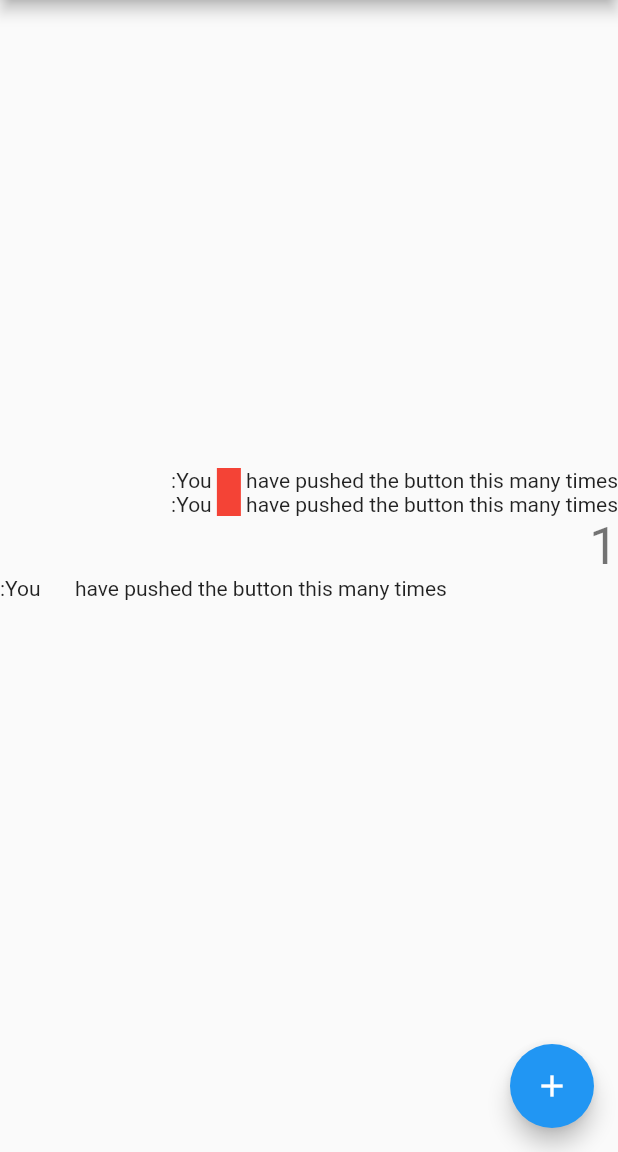
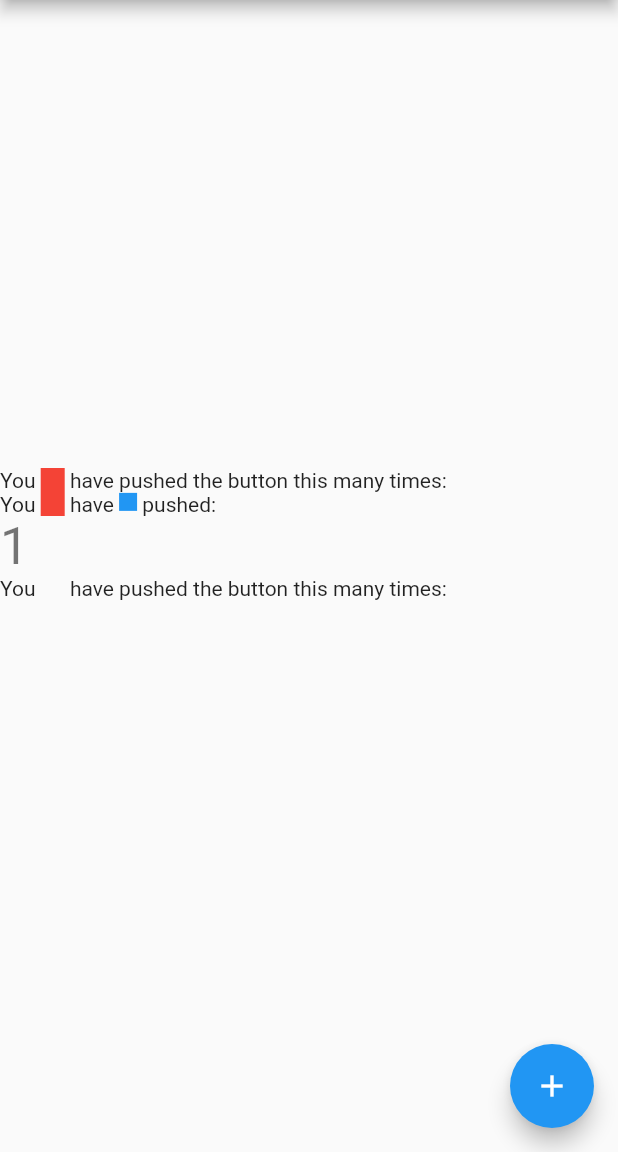
Before and after one commit to ronjb/float_column, a Flutter app: the screen it shows after launch, after a tap on the "add" icon, on a phone screen of 412 x 824 dp, the part 84-1236 px from its top. Run offline on Flutter 3.47's test engine with Material 2 defaults, Android fonts, the light colour scheme and no system bars.

Commit message:
Updated so text isn't always stretched to full width. It now positions text exactly like Column does.

```diff
--- a/example/lib/main.dart
+++ b/example/lib/main.dart
@@ -36,27 +36,37 @@ class _MyHomePageState extends State<MyHomePage> {
 
   @override
   Widget build(BuildContext context) {
+    const TextAlign? textAlign = null;
+    // const textAlign = TextAlign.center;
+    // const textAlign = TextAlign.start;
+    // const textAlign = TextAlign.end;
+    // const textAlign = TextAlign.left;
+    // const textAlign = TextAlign.right;
+
+    // const crossAxisAlignment = CrossAxisAlignment.center;
+    const crossAxisAlignment = CrossAxisAlignment.start;
+    // const crossAxisAlignment = CrossAxisAlignment.end;
+    // const crossAxisAlignment = CrossAxisAlignment.stretch;
+
     return Scaffold(
       appBar: AppBar(
         title: const Text('FloatColumn Demo Home Page'),
       ),
       body: Directionality(
-        textDirection: TextDirection.rtl,
+        textDirection: TextDirection.ltr,
         child: Column(
           mainAxisAlignment: MainAxisAlignment.center,
-          crossAxisAlignment: CrossAxisAlignment.start,
-          // crossAxisAlignment: CrossAxisAlignment.center,
+          crossAxisAlignment: crossAxisAlignment,
           children: [
-            Text.rich(getText()), //textAlign: TextAlign.center),
-            Text.rich(getText()), //textAlign: TextAlign.center),
+            Text.rich(getText1(), textAlign: textAlign),
+            Text.rich(getText2(), textAlign: textAlign),
             Text('$_counter', style: Theme.of(context).textTheme.headline4),
             FloatColumn(
               // textDirection: TextDirection.rtl,
-              // crossAxisAlignment: CrossAxisAlignment.end,
-              // crossAxisAlignment: CrossAxisAlignment.center,
+              crossAxisAlignment: crossAxisAlignment,
               children: [
-                WrappableText(text: getText(), textAlign: TextAlign.center),
-                WrappableText(text: getText(), textAlign: TextAlign.center),
+                WrappableText(text: getText1(), textAlign: textAlign),
+                WrappableText(text: getText2(), textAlign: textAlign),
                 Text('$_counter', style: Theme.of(context).textTheme.headline4),
               ],
             ),
@@ -72,8 +82,20 @@ class _MyHomePageState extends State<MyHomePage> {
   }
 }
 
-TextSpan getText() => TextSpan(children: [
+TextSpan getText1() => TextSpan(children: [
       const TextSpan(text: 'You '),
       WidgetSpan(child: Container(width: 16, height: 16, color: Colors.red)),
       const TextSpan(text: ' have pushed the button this many times:')
     ]);
+
+TextSpan getText2() => TextSpan(children: [
+      const TextSpan(text: 'You '),
+      WidgetSpan(child: Container(width: 16, height: 16, color: Colors.red)),
+      const TextSpan(text: ' have '),
+      WidgetSpan(
+        alignment: PlaceholderAlignment.baseline,
+        baseline: TextBaseline.alphabetic,
+        child: Container(width: 12, height: 12, color: Colors.blue),
+      ),
+      const TextSpan(text: ' pushed:')
+    ]);
--- a/lib/src/render_float_column.dart
+++ b/lib/src/render_float_column.dart
@@ -1,7 +1,6 @@
 // Copyright 2021 Ron Booth. All rights reserved.
 // Use of this source code is governed by a license that can be found in the LICENSE file.
 
-import 'package:float_column/src/util.dart';
 import 'package:flutter/foundation.dart';
 import 'package:flutter/material.dart';
 import 'package:flutter/rendering.dart';
@@ -9,6 +8,7 @@ import 'package:flutter/rendering.dart';
 import 'float_tag.dart';
 import 'render_paragraph.dart';
 import 'shared.dart';
+import 'util.dart';
 import 'wrappable_text.dart';
 
 /// Parent data for use with [RenderFloatColumn].
@@ -60,7 +60,7 @@ class RenderFloatColumn extends RenderBox
   RenderFloatColumn(
     this._textAndWidgets, {
     required CrossAxisAlignment crossAxisAlignment,
-    required TextDirection? textDirection,
+    required TextDirection textDirection,
     required DefaultTextStyle defaultTextStyle,
     required double defaultTextScaleFactor,
     Clip clipBehavior = Clip.none,
@@ -146,9 +146,9 @@ class RenderFloatColumn extends RenderBox
   ///
   /// If the [crossAxisAlignment] is either [CrossAxisAlignment.start] or
   /// [CrossAxisAlignment.end], then the [textDirection] must not be null.
-  TextDirection? get textDirection => _textDirection;
-  TextDirection? _textDirection;
-  set textDirection(TextDirection? value) {
+  TextDirection get textDirection => _textDirection;
+  TextDirection _textDirection;
+  set textDirection(TextDirection value) {
     if (_textDirection != value) {
       _textDirection = value;
       _updateCache();
@@ -319,12 +319,41 @@ class RenderFloatColumn extends RenderBox
     */
   }
 
+  double xWithWidth(double width, double maxWidth) {
+    final double childCrossPosition;
+    switch (crossAxisAlignment) {
+      case CrossAxisAlignment.start:
+        childCrossPosition = textDirection == TextDirection.ltr ? 0.0 : maxWidth - width;
+        break;
+      case CrossAxisAlignment.end:
+        childCrossPosition = textDirection == TextDirection.rtl ? 0.0 : maxWidth - width;
+        break;
+      case CrossAxisAlignment.center:
+        childCrossPosition = maxWidth / 2.0 - width / 2.0;
+        break;
+      case CrossAxisAlignment.stretch:
+        childCrossPosition = 0.0;
+        break;
+      case CrossAxisAlignment.baseline:
+        childCrossPosition = 0.0;
+        break;
+    }
+    return childCrossPosition;
+  }
+
   @override
   void performLayout() {
     assert(_debugHasNecessaryDirections);
 
     final constraints = this.constraints;
     final maxWidth = constraints.maxWidth;
+
+    final BoxConstraints childConstraints;
+    if (crossAxisAlignment == CrossAxisAlignment.stretch) {
+      childConstraints = BoxConstraints.tightFor(width: maxWidth);
+    } else {
+      childConstraints = BoxConstraints(maxWidth: maxWidth);
+    }
 
     var totalHeight = 0.0;
     var child = firstChild;
@@ -342,13 +371,7 @@ class RenderFloatColumn extends RenderBox
         assert(tag.index == i && tag.placeholderIndex == 0);
 
         final childParentData = child.parentData! as FloatColumnParentData;
-        final BoxConstraints innerConstraints;
-        if (crossAxisAlignment == CrossAxisAlignment.stretch) {
-          innerConstraints = BoxConstraints.tightFor(width: maxWidth);
-        } else {
-          innerConstraints = BoxConstraints(maxWidth: maxWidth);
-        }
-        child.layout(innerConstraints, parentUsesSize: true);
+        child.layout(childConstraints, parentUsesSize: true);
         final childSize = child.size;
 
         // Does it float?
@@ -356,24 +379,8 @@ class RenderFloatColumn extends RenderBox
           // TODO(ron): ...
         }
 
-        final double childCrossPosition;
-        switch (_crossAxisAlignment) {
-          case CrossAxisAlignment.start:
-          case CrossAxisAlignment.end:
-            childCrossPosition =
-                _crossAxisAlignment == CrossAxisAlignment.start ? 0.0 : maxWidth - child.size.width;
-            break;
-          case CrossAxisAlignment.center:
-            childCrossPosition = maxWidth / 2.0 - child.size.width / 2.0;
-            break;
-          case CrossAxisAlignment.stretch:
-            childCrossPosition = 0.0;
-            break;
-          case CrossAxisAlignment.baseline:
-            childCrossPosition = 0.0;
-            break;
-        }
-        childParentData.offset = Offset(childCrossPosition, totalHeight);
+        final x = xWithWidth(child.size.width, maxWidth);
+        childParentData.offset = Offset(x, totalHeight);
 
         totalHeight += childSize.height;
 
@@ -386,10 +393,12 @@ class RenderFloatColumn extends RenderBox
       //
       else if (el is WrappableText) {
         final rph = _cache[el.key]!;
+        double x;
 
         // If this paragraph does NOT have inline widget children, just layout the text.
         if (child == null || child.tag.index != i) {
-          rph.layout(constraints);
+          rph.layout(childConstraints);
+          x = xWithWidth(rph.painter.width, maxWidth);
         }
 
         // Else, this paragraph DOES have inline widget children...
@@ -400,7 +409,9 @@ class RenderFloatColumn extends RenderBox
                 child, constraints, el.textScaleFactor ?? defaultTextScaleFactor)
 
             // Next, layout the text and widgets.
-            ..layout(constraints);
+            ..layout(childConstraints);
+
+          x = xWithWidth(rph.painter.width, maxWidth);
 
           // And finally, set the `offset` and `scale` for each widget.
           var widgetIndex = 0;
@@ -408,14 +419,14 @@ class RenderFloatColumn extends RenderBox
             assert(child.tag.placeholderIndex == widgetIndex);
             final box = rph.painter.inlinePlaceholderBoxes![widgetIndex];
             final childParentData = child.parentData! as FloatColumnParentData
-              ..offset = Offset(box.left, box.top + totalHeight)
+              ..offset = Offset(box.left + x, box.top + totalHeight)
               ..scale = rph.painter.inlinePlaceholderScales![widgetIndex];
             child = childParentData.nextSibling;
             widgetIndex++;
           }
         }
 
-        rph.offset = Offset(0, totalHeight);
+        rph.offset = Offset(x, totalHeight);
         totalHeight += rph.painter.height;
       } else {
         assert(false);
@@ -452,16 +463,11 @@ class RenderFloatColumn extends RenderBox
       else if (el is WrappableText) {
         final rph = _cache[el.key]!;
 
+        rph.painter.paint(context.canvas, rph.offset! + offset);
         dmPrint('painted $i, text at ${rph.offset! + offset}');
 
-        rph.painter.paint(context.canvas, rph.offset! + offset);
-
-        // If this paragraph does NOT have inline widget children, just layout the text.
-        if (child == null || child.tag.index != i) {
-        }
-
-        // Else, this paragraph DOES have inline widget children...
-        else {
+        // If this paragraph DOES have inline widget children...
+        if (child != null && child.tag.index == i) {
           var widgetIndex = 0;
           while (child != null && child.tag.index == i) {
             assert(child.tag.placeholderIndex == widgetIndex);
@@ -474,7 +480,7 @@ class RenderFloatColumn extends RenderBox
               Matrix4.diagonal3Values(scale, scale, scale),
               (context, offset) {
                 context.paintChild(child!, offset);
-                dmPrint('painted $i/$widgetIndex, a widget in text at $offset');
+                dmPrint('painted $i:$widgetIndex, a widget in text at $offset');
               },
             );
 
@@ -584,11 +590,11 @@ extension on RenderBox {
     while (child != null) {
       final childParentData = child.parentData! as FloatColumnParentData;
       final double childCrossPosition;
-      switch (_crossAxisAlignment) {
+      switch (crossAxisAlignment) {
         case CrossAxisAlignment.start:
         case CrossAxisAlignment.end:
           childCrossPosition =
-              _crossAxisAlignment == CrossAxisAlignment.start ? 0.0 : crossSize - child.size.width;
+              crossAxisAlignment == CrossAxisAlignment.start ? 0.0 : crossSize - child.size.width;
           break;
         case CrossAxisAlignment.center:
           childCrossPosition = crossSize / 2.0 - child.size.width / 2.0;
--- a/lib/src/render_paragraph.dart
+++ b/lib/src/render_paragraph.dart
@@ -13,7 +13,7 @@ import 'wrappable_text.dart';
 class RenderParagraphHelper {
   RenderParagraphHelper(
     WrappableText ft,
-    TextDirection? defaultTextDirection,
+    TextDirection defaultTextDirection,
     DefaultTextStyle defaultTextStyle,
     double defaultTextScaleFactor,
   ) : painter = TextPainter(
@@ -43,7 +43,7 @@ class RenderParagraphHelper {
   void updateWith(
     WrappableText ft,
     RenderBox parent,
-    TextDirection? defaultTextDirection,
+    TextDirection defaultTextDirection,
     DefaultTextStyle defaultTextStyle,
     double defaultTextScaleFactor,
   ) {
```
